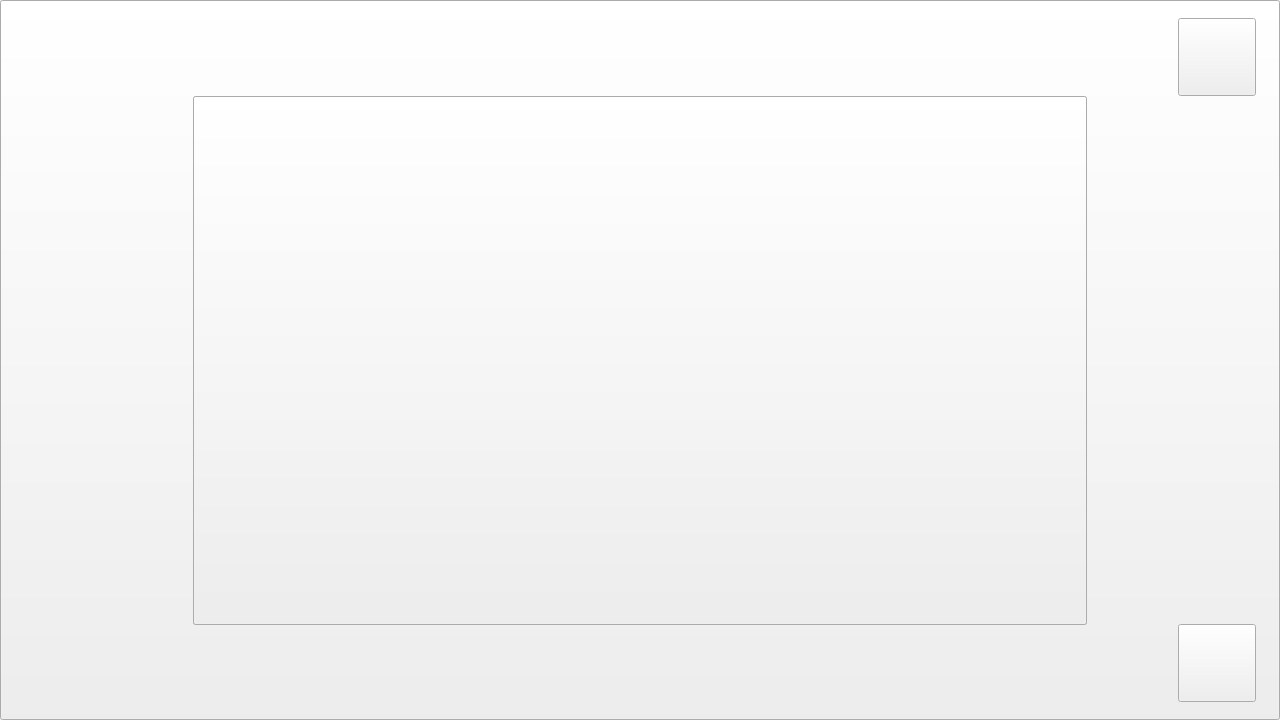
Old version of the form ui/MainWindow.ui in the repository Sam-Gold-See/1.
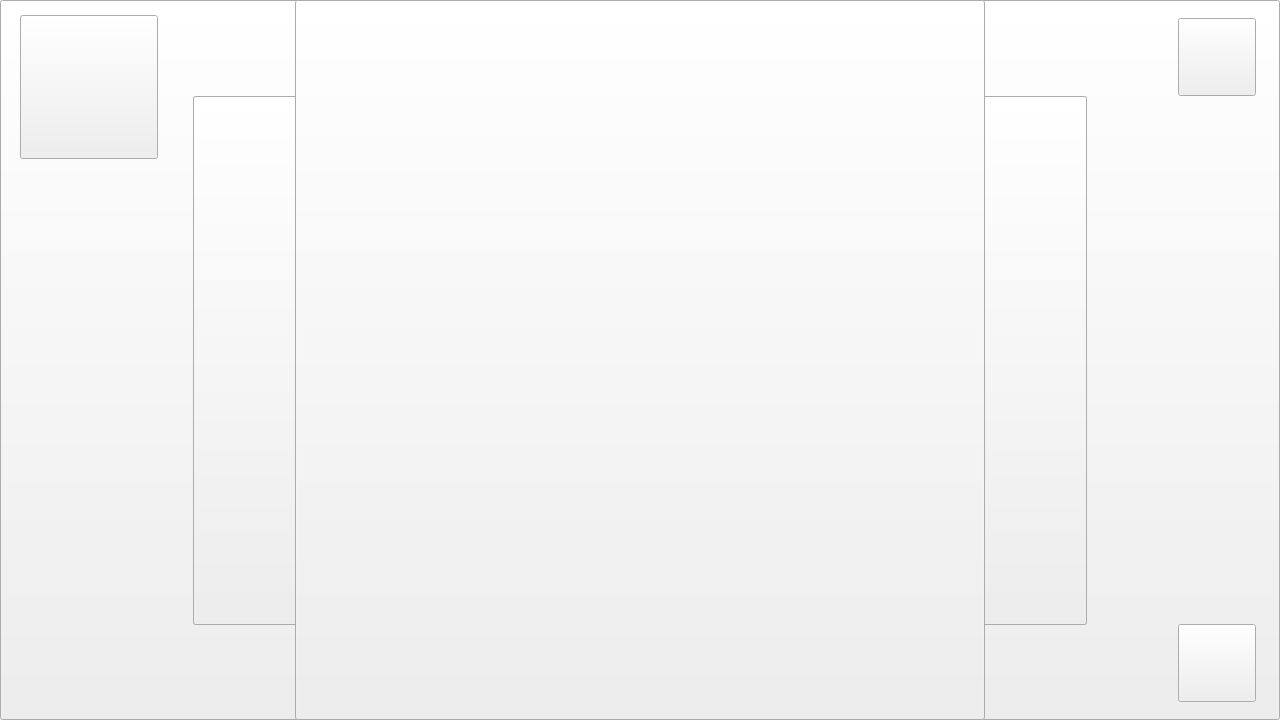
New version of the form. Icons and pictures are not drawn.

Commit message: 添加了MainWindow的Logo动画变动效果

Patch:
```diff
--- a/ui/MainWindow.ui
+++ b/ui/MainWindow.ui
@@ -305,6 +305,50 @@
     <string/>
    </property>
   </widget>
+  <widget class="QPushButton" name="buttonLogo">
+   <property name="geometry">
+    <rect>
+     <x>20</x>
+     <y>15</y>
+     <width>138</width>
+     <height>144</height>
+    </rect>
+   </property>
+   <property name="minimumSize">
+    <size>
+     <width>138</width>
+     <height>144</height>
+    </size>
+   </property>
+   <property name="maximumSize">
+    <size>
+     <width>138</width>
+     <height>144</height>
+    </size>
+   </property>
+   <property name="styleSheet">
+    <string notr="true">border-image: url(:/resources/MainWindow/buttonLogo.png);</string>
+   </property>
+   <property name="text">
+    <string/>
+   </property>
+  </widget>
+  <widget class="QPushButton" name="buttonLogoPressed">
+   <property name="geometry">
+    <rect>
+     <x>295</x>
+     <y>0</y>
+     <width>690</width>
+     <height>720</height>
+    </rect>
+   </property>
+   <property name="styleSheet">
+    <string notr="true">border-image: url(:/resources/MainWindow/buttonLogoPressed.png);</string>
+   </property>
+   <property name="text">
+    <string/>
+   </property>
+  </widget>
   <zorder>buttonBackground</zorder>
   <zorder>buttonLove</zorder>
   <zorder>buttonIntro</zorder>
@@ -315,6 +359,8 @@
   <zorder>buttonModeHell</zorder>
   <zorder>buttonLoveText</zorder>
   <zorder>buttonIntroText</zorder>
+  <zorder>buttonLogo</zorder>
+  <zorder>buttonLogoPressed</zorder>
  </widget>
  <resources>
   <include location="../MainWindowResources.qrc"/>
```
Left out of the diff: 4 changed lines with no effect on the pictures. The commit also changes 6 other files.
